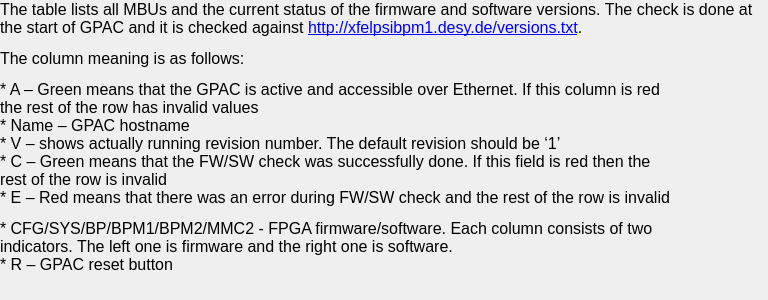
First picture: the form in App/config/qt/XFEL_FW_SW_HELP.ui, repository paulscherrerinstitute/exfel_epics_panels, before the edit.
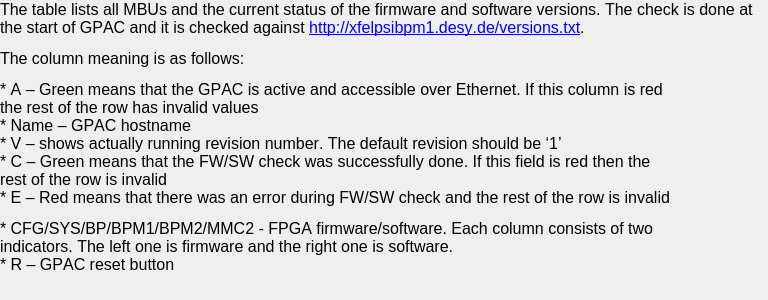
Second picture: the form after the edit. Custom widgets are drawn as their Qt base class.

Commit message: FW/SW version help

Diff of the .ui file:
```diff
--- a/App/config/qt/XFEL_FW_SW_HELP.ui
+++ b/App/config/qt/XFEL_FW_SW_HELP.ui
@@ -54,6 +54,7 @@
    <property name="font">
     <font>
      <pointsize>12</pointsize>
+     <kerning>false</kerning>
     </font>
    </property>
    <property name="text">
```
